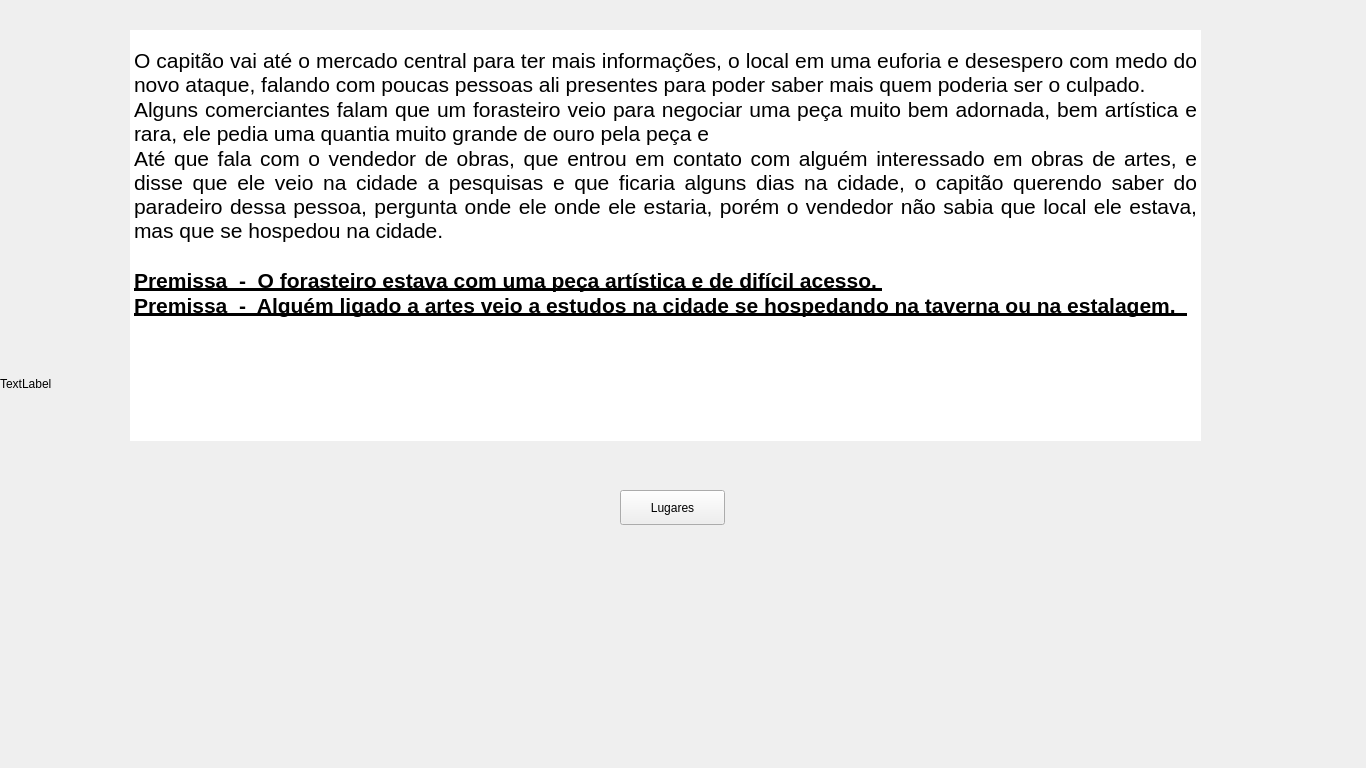
First picture: the form in ui/fifthwindow.ui, repository eriklemy/Detetive, before the edit.
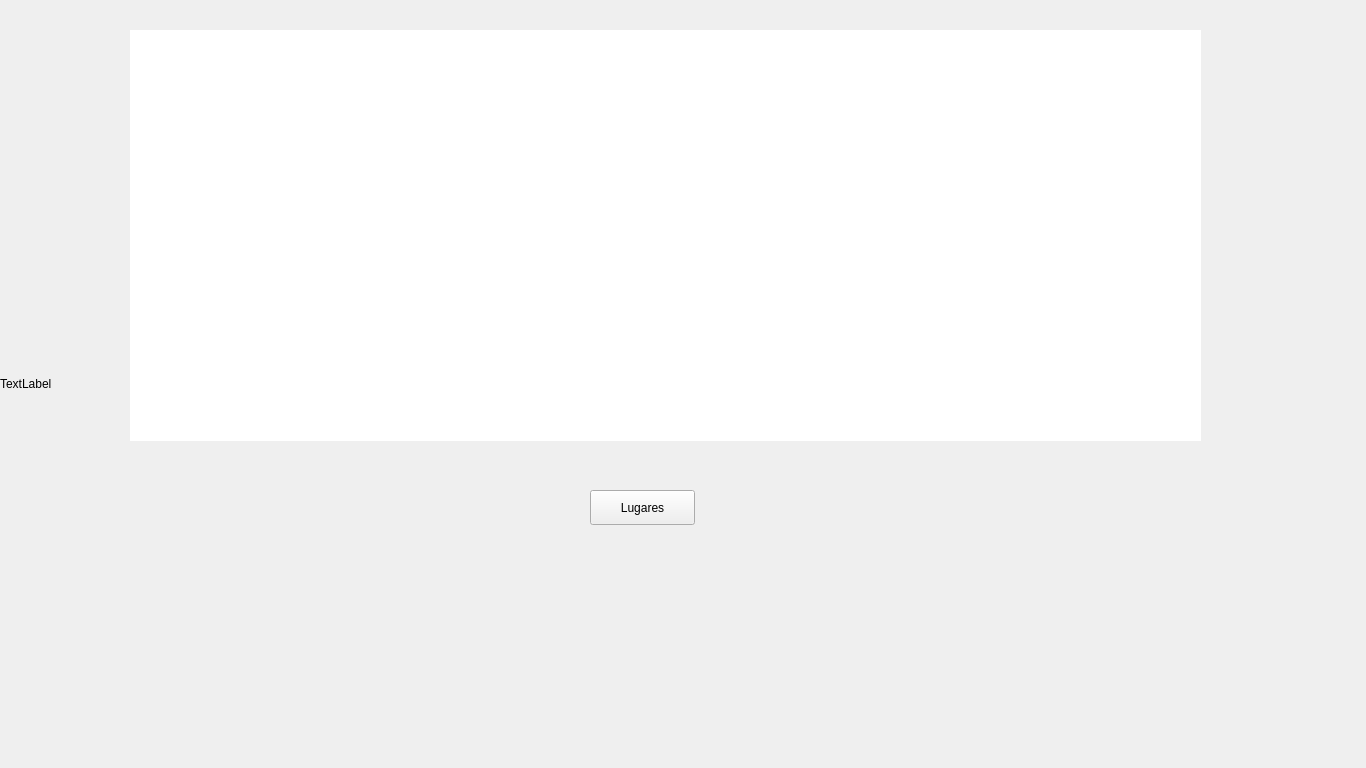
Second picture: the form after the edit.

The edit to the form file:
```diff
--- a/ui/fifthwindow.ui
+++ b/ui/fifthwindow.ui
@@ -48,7 +48,7 @@
    <widget class="QPushButton" name="pushContinueButton">
     <property name="geometry">
      <rect>
-      <x>620</x>
+      <x>590</x>
       <y>490</y>
       <width>105</width>
       <height>35</height>
@@ -76,12 +76,12 @@
 p, li { white-space: pre-wrap; }
 &lt;/style&gt;&lt;/head&gt;&lt;body style=&quot; font-family:'Segoe UI'; font-size:9pt; font-weight:400; font-style:normal;&quot;&gt;
 &lt;p align=&quot;justify&quot; style=&quot;-qt-paragraph-type:empty; margin-top:0px; margin-bottom:0px; margin-left:0px; margin-right:0px; -qt-block-indent:0; text-indent:0px;&quot;&gt;&lt;br /&gt;&lt;/p&gt;
-&lt;p align=&quot;justify&quot; style=&quot; margin-top:0px; margin-bottom:0px; margin-left:0px; margin-right:0px; -qt-block-indent:0; text-indent:0px;&quot;&gt;&lt;span style=&quot; font-size:16pt;&quot;&gt;O capitão vai até o mercado central para ter mais informações, o local em uma euforia e desespero com medo do novo ataque, falando com poucas pessoas ali presentes para poder saber mais quem poderia ser o culpado.&lt;/span&gt;&lt;/p&gt;
-&lt;p align=&quot;justify&quot; style=&quot; margin-top:0px; margin-bottom:0px; margin-left:0px; margin-right:0px; -qt-block-indent:0; text-indent:0px;&quot;&gt;&lt;span style=&quot; font-size:16pt;&quot;&gt;Alguns comerciantes falam que um forasteiro veio para negociar uma peça muito bem adornada, bem artística e rara, ele pedia uma quantia muito grande de ouro pela peça e &lt;/span&gt;&lt;/p&gt;
-&lt;p align=&quot;justify&quot; style=&quot; margin-top:0px; margin-bottom:0px; margin-left:0px; margin-right:0px; -qt-block-indent:0; text-indent:0px;&quot;&gt;&lt;span style=&quot; font-size:16pt;&quot;&gt;Até que fala com o vendedor de obras, que entrou em contato com alguém interessado em obras de artes, e disse que ele veio na cidade a pesquisas e que ficaria alguns dias na cidade, o capitão querendo saber do paradeiro dessa pessoa, pergunta onde ele onde ele estaria, porém o vendedor não sabia que local ele estava, mas que se hospedou na cidade.&lt;/span&gt;&lt;/p&gt;
-&lt;p align=&quot;justify&quot; style=&quot;-qt-paragraph-type:empty; margin-top:0px; margin-bottom:0px; margin-left:0px; margin-right:0px; -qt-block-indent:0; text-indent:0px; font-size:16pt;&quot;&gt;&lt;br /&gt;&lt;/p&gt;
-&lt;p align=&quot;justify&quot; style=&quot; margin-top:0px; margin-bottom:0px; margin-left:0px; margin-right:0px; -qt-block-indent:0; text-indent:0px;&quot;&gt;&lt;span style=&quot; font-size:16pt; font-weight:700; text-decoration: underline;&quot;&gt;Premissa  -  O forasteiro estava com uma peça artística e de difícil acesso. &lt;/span&gt;&lt;/p&gt;
-&lt;p align=&quot;justify&quot; style=&quot; margin-top:0px; margin-bottom:0px; margin-left:0px; margin-right:0px; -qt-block-indent:0; text-indent:0px;&quot;&gt;&lt;span style=&quot; font-size:16pt; font-weight:700; text-decoration: underline;&quot;&gt;Premissa  -  Alguém ligado a artes veio a estudos na cidade se hospedando na taverna ou na estalagem.  &lt;/span&gt;&lt;/p&gt;&lt;/body&gt;&lt;/html&gt;</string>
+&lt;p align=&quot;justify&quot; style=&quot; margin-top:0px; margin-bottom:0px; margin-left:0px; margin-right:0px; -qt-block-indent:0; text-indent:0px;&quot;&gt;&lt;span style=&quot; font-size:16pt; color:#ffffff;&quot;&gt;O capitão vai até o mercado central para ter mais informações, o local em uma euforia e desespero com medo do novo ataque, falando com poucas pessoas ali presentes para poder saber mais quem poderia ser o culpado.&lt;/span&gt;&lt;/p&gt;
+&lt;p align=&quot;justify&quot; style=&quot; margin-top:0px; margin-bottom:0px; margin-left:0px; margin-right:0px; -qt-block-indent:0; text-indent:0px;&quot;&gt;&lt;span style=&quot; font-size:16pt; color:#ffffff;&quot;&gt;Alguns comerciantes falam que um forasteiro veio para negociar uma peça muito bem adornada, bem artística e rara, ele pedia uma quantia muito grande de ouro pela peça e &lt;/span&gt;&lt;/p&gt;
+&lt;p align=&quot;justify&quot; style=&quot; margin-top:0px; margin-bottom:0px; margin-left:0px; margin-right:0px; -qt-block-indent:0; text-indent:0px;&quot;&gt;&lt;span style=&quot; font-size:16pt; color:#ffffff;&quot;&gt;Até que fala com o vendedor de obras, que entrou em contato com alguém interessado em obras de artes, e disse que ele veio na cidade a pesquisas e que ficaria alguns dias na cidade, o capitão querendo saber do paradeiro dessa pessoa, pergunta onde ele onde ele estaria, porém o vendedor não sabia que local ele estava, mas que se hospedou na cidade.&lt;/span&gt;&lt;/p&gt;
+&lt;p align=&quot;justify&quot; style=&quot;-qt-paragraph-type:empty; margin-top:0px; margin-bottom:0px; margin-left:0px; margin-right:0px; -qt-block-indent:0; text-indent:0px; font-size:16pt; color:#ffffff;&quot;&gt;&lt;br /&gt;&lt;/p&gt;
+&lt;p align=&quot;justify&quot; style=&quot; margin-top:0px; margin-bottom:0px; margin-left:0px; margin-right:0px; -qt-block-indent:0; text-indent:0px;&quot;&gt;&lt;span style=&quot; font-size:16pt; font-weight:700; text-decoration: underline; color:#ffffff;&quot;&gt;Premissa  -  O forasteiro estava com uma peça artística e de difícil acesso. &lt;/span&gt;&lt;/p&gt;
+&lt;p align=&quot;justify&quot; style=&quot; margin-top:0px; margin-bottom:0px; margin-left:0px; margin-right:0px; -qt-block-indent:0; text-indent:0px;&quot;&gt;&lt;span style=&quot; font-size:16pt; font-weight:700; text-decoration: underline; color:#ffffff;&quot;&gt;Premissa  -  Alguém ligado a artes veio a estudos na cidade se hospedando na taverna ou na estalagem.  &lt;/span&gt;&lt;/p&gt;&lt;/body&gt;&lt;/html&gt;</string>
     </property>
    </widget>
    <zorder>label</zorder>
```
